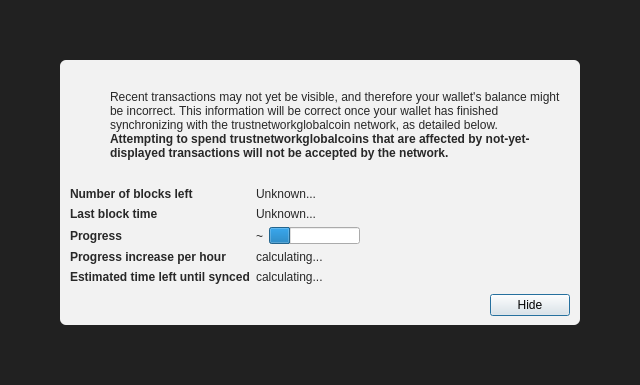
This is src/qt/forms/modaloverlay.ui in tngc-one/tngcoin as Qt 5 draws it before an edit. The edited form follows.
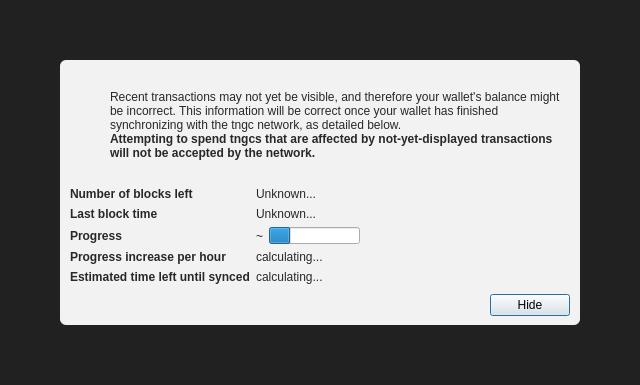
This is the edited form. Icons and pictures are not drawn.

Commit message: tngc coin creation

What changed in the file:
```diff
--- a/src/qt/forms/modaloverlay.ui
+++ b/src/qt/forms/modaloverlay.ui
@@ -130,7 +130,7 @@
              <item>
               <widget class="QLabel" name="infoText">
                <property name="text">
-                <string>Recent transactions may not yet be visible, and therefore your wallet's balance might be incorrect. This information will be correct once your wallet has finished synchronizing with the trustnetworkglobalcoin network, as detailed below.</string>
+                <string>Recent transactions may not yet be visible, and therefore your wallet's balance might be incorrect. This information will be correct once your wallet has finished synchronizing with the tngc network, as detailed below.</string>
                </property>
                <property name="textFormat">
                 <enum>Qt::RichText</enum>
@@ -149,7 +149,7 @@
                 </font>
                </property>
                <property name="text">
-                <string>Attempting to spend trustnetworkglobalcoins that are affected by not-yet-displayed transactions will not be accepted by the network.</string>
+                <string>Attempting to spend tngcs that are affected by not-yet-displayed transactions will not be accepted by the network.</string>
                </property>
                <property name="textFormat">
                 <enum>Qt::RichText</enum>
```
The commit also changes 2359 other files.
